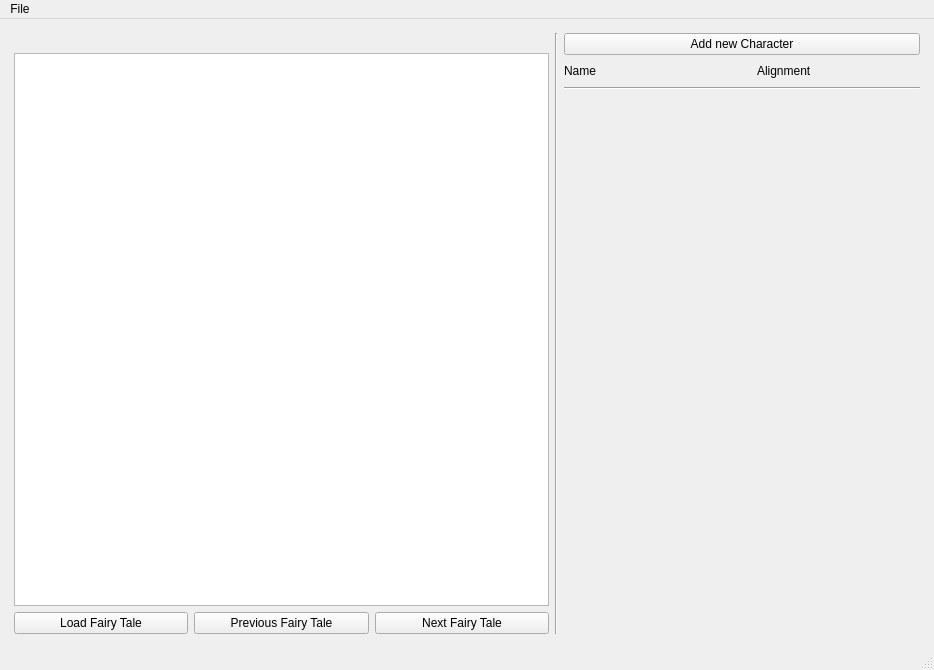
Before: the Qt Designer form annotator/annotator.ui in ayden175/fairy-tales, drawn with Qt 5.
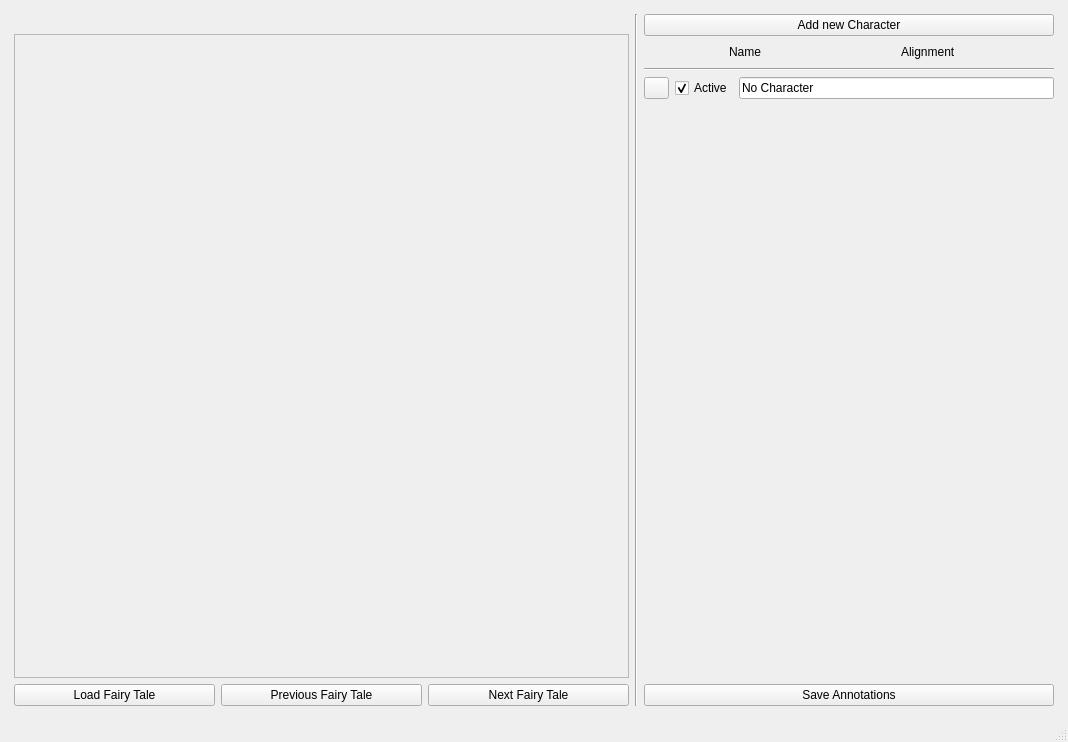
After: the same form once the commit is applied.

The edit to the form file:
```diff
--- a/annotator/annotator.ui
+++ b/annotator/annotator.ui
@@ -6,8 +6,8 @@
    <rect>
     <x>0</x>
     <y>0</y>
-    <width>934</width>
-    <height>670</height>
+    <width>1068</width>
+    <height>742</height>
    </rect>
   </property>
   <property name="windowTitle">
@@ -17,7 +17,7 @@
    <locale language="English" country="Germany"/>
   </property>
   <widget class="QWidget" name="centralwidget">
-   <layout class="QHBoxLayout" name="horizontalLayout_5">
+   <layout class="QVBoxLayout" name="verticalLayout_3">
     <item>
      <layout class="QHBoxLayout" name="horizontalLayout" stretch="3,0,2">
       <property name="leftMargin">
@@ -42,19 +42,20 @@
          </widget>
         </item>
         <item>
-         <widget class="QTextBrowser" name="fairy_tale_text">
-          <property name="sizePolicy">
-           <sizepolicy hsizetype="Expanding" vsizetype="Expanding">
-            <horstretch>0</horstretch>
-            <verstretch>0</verstretch>
-           </sizepolicy>
+         <widget class="QScrollArea" name="fairy_tale_text">
+          <property name="widgetResizable">
+           <bool>true</bool>
           </property>
-          <property name="minimumSize">
-           <size>
-            <width>300</width>
-            <height>200</height>
-           </size>
-          </property>
+          <widget class="QWidget" name="textScrollArea">
+           <property name="geometry">
+            <rect>
+             <x>0</x>
+             <y>0</y>
+             <width>611</width>
+             <height>619</height>
+            </rect>
+           </property>
+          </widget>
          </widget>
         </item>
         <item>
@@ -122,8 +123,8 @@
             <rect>
              <x>0</x>
              <y>0</y>
-             <width>354</width>
-             <height>570</height>
+             <width>408</width>
+             <height>642</height>
             </rect>
            </property>
            <layout class="QVBoxLayout" name="characters_layout">
@@ -140,7 +141,20 @@
              <number>0</number>
             </property>
             <item>
-             <layout class="QHBoxLayout" name="horizontalLayout_3" stretch="2,1,0">
+             <layout class="QHBoxLayout" name="horizontalLayout_3" stretch="0,2,1,0">
+              <item>
+               <spacer name="horizontalSpacer_2">
+                <property name="orientation">
+                 <enum>Qt::Horizontal</enum>
+                </property>
+                <property name="sizeHint" stdset="0">
+                 <size>
+                  <width>85</width>
+                  <height>20</height>
+                 </size>
+                </property>
+               </spacer>
+              </item>
               <item>
                <widget class="QLabel" name="name_label">
                 <property name="text">
@@ -192,6 +206,67 @@
               </property>
              </widget>
             </item>
+            <item>
+             <layout class="QHBoxLayout" name="horizontalLayout_4">
+              <item>
+               <widget class="QPushButton" name="no_char_color">
+                <property name="sizePolicy">
+                 <sizepolicy hsizetype="Fixed" vsizetype="Fixed">
+                  <horstretch>0</horstretch>
+                  <verstretch>0</verstretch>
+                 </sizepolicy>
+                </property>
+                <property name="minimumSize">
+                 <size>
+                  <width>25</width>
+                  <height>0</height>
+                 </size>
+                </property>
+                <property name="maximumSize">
+                 <size>
+                  <width>25</width>
+                  <height>16777215</height>
+                 </size>
+                </property>
+                <property name="text">
+                 <string/>
+                </property>
+                <property name="checkable">
+                 <bool>false</bool>
+                </property>
+                <property name="autoDefault">
+                 <bool>false</bool>
+                </property>
+                <property name="default">
+                 <bool>false</bool>
+                </property>
+                <property name="flat">
+                 <bool>false</bool>
+                </property>
+               </widget>
+              </item>
+              <item>
+               <widget class="QCheckBox" name="checkbox_no_char">
+                <property name="text">
+                 <string>Active</string>
+                </property>
+                <property name="checked">
+                 <bool>true</bool>
+                </property>
+               </widget>
+              </item>
+              <item>
+               <widget class="QLineEdit" name="lineEdit">
+                <property name="text">
+                 <string>No Character</string>
+                </property>
+                <property name="readOnly">
+                 <bool>true</bool>
+                </property>
+               </widget>
+              </item>
+             </layout>
+            </item>
             <item>
              <spacer name="verticalSpacer">
               <property name="orientation">
@@ -205,6 +280,13 @@
               </property>
              </spacer>
             </item>
+            <item>
+             <widget class="QPushButton" name="save_annotations">
+              <property name="text">
+               <string>Save Annotations</string>
+              </property>
+             </widget>
+            </item>
            </layout>
           </widget>
          </widget>
@@ -220,18 +302,10 @@
     <rect>
      <x>0</x>
      <y>0</y>
-     <width>934</width>
+     <width>1068</width>
      <height>21</height>
     </rect>
    </property>
-   <widget class="QMenu" name="menuFile">
-    <property name="title">
-     <string>File</string>
-    </property>
-    <addaction name="load_annotations"/>
-    <addaction name="save_annotations"/>
-   </widget>
-   <addaction name="menuFile"/>
   </widget>
   <widget class="QStatusBar" name="statusbar"/>
   <action name="load_annotations">
```
Left out of the diff: 16 changed lines with no effect on the pictures.
